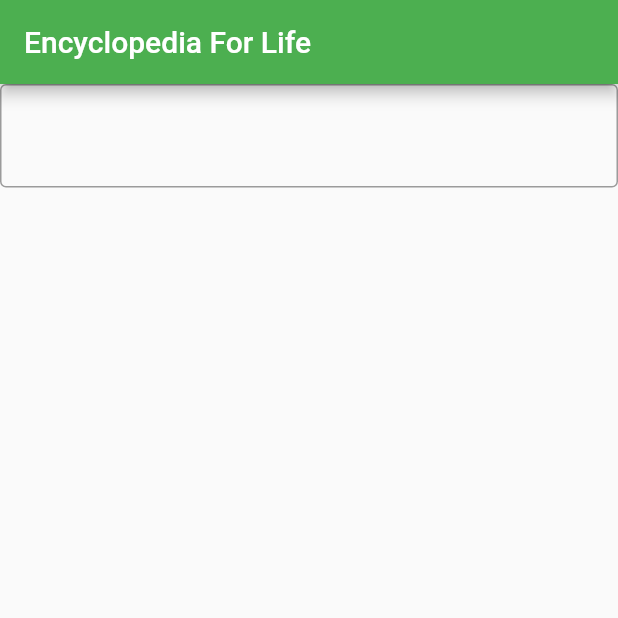
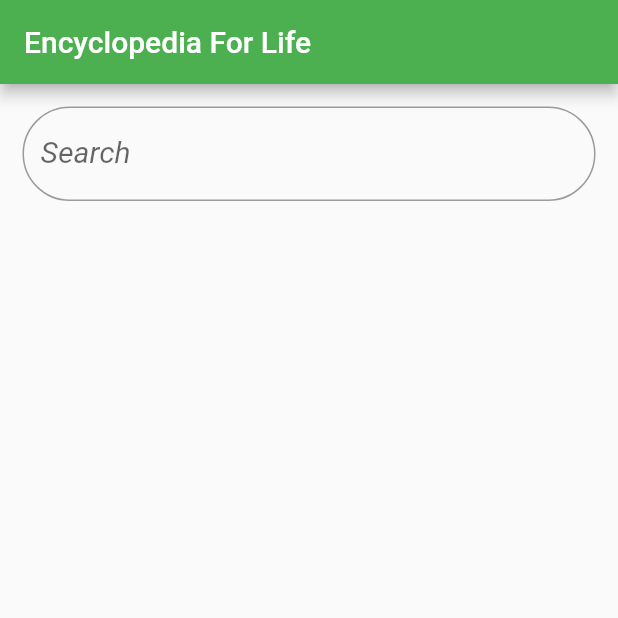
Before and after one commit to chetan-acharya/EncyclopediaForLife, a Flutter app: the screen it shows after launch, on a phone screen of 412 x 824 dp, the top half of it. Run offline on Flutter 3.47's test engine with Material 2 defaults, Android fonts, the light colour scheme and no system bars; drawn by our look-alikes of flutter_typeahead.

Commit message:
beautification of autocomplete search bar

```diff
--- a/encyclopedia_for_life/lib/Widgets/autocomplete_search_bar.dart
+++ b/encyclopedia_for_life/lib/Widgets/autocomplete_search_bar.dart
@@ -11,13 +11,22 @@ class AutocompleteSearchBar extends StatelessWidget {
   Widget build(BuildContext context) {
     return TypeAheadField(
       textFieldConfiguration: TextFieldConfiguration(
-          autofocus: true,
-          style: TextStyle(
-            fontStyle: FontStyle.italic,
-            fontSize: 25,
-            color: Colors.green,
+        decoration: new InputDecoration(
+          labelText: "Search",
+          fillColor: Colors.white,
+          border: new OutlineInputBorder(
+            borderRadius: new BorderRadius.circular(50.0),
+            borderSide: new BorderSide(),
           ),
-          decoration: InputDecoration(border: OutlineInputBorder())),
+          //fillColor: Colors.green
+        ),
+        autofocus: true,
+        style: TextStyle(
+          fontStyle: FontStyle.italic,
+          fontSize: 20,
+          color: Colors.green,
+        ),
+      ),
       suggestionsCallback: (pattern) async {
         return await BackendService.getInstance().getSuggestions(pattern);
       },
--- a/encyclopedia_for_life/lib/main.dart
+++ b/encyclopedia_for_life/lib/main.dart
@@ -41,7 +41,10 @@ class _MyHomePageState extends State<MyHomePage> {
         child: Column(
           mainAxisAlignment: MainAxisAlignment.start,
           children: <Widget>[
-            AutocompleteSearchBar(),
+            Container(
+              child: AutocompleteSearchBar(),
+              margin: const EdgeInsets.all(15),
+            ),
           ],
         ),
       ),
```
